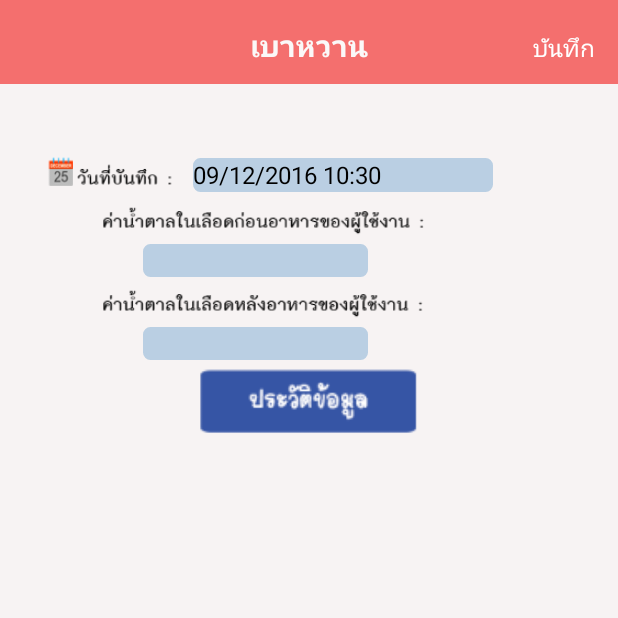
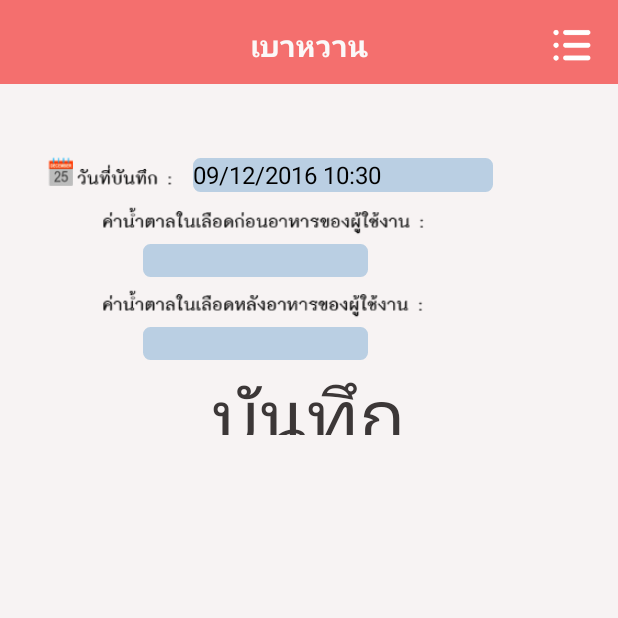
Before and after one commit to jirapornpraneet/AppHappyHealthy, an Android app: the Diabetes screen opened directly, with no data from a screen before it, on a phone screen of 412 x 824 dp, the top half of it. Run offline under Robolectric (Android 15) with nearby library versions, the phone set to English and light mode, and no system bars; libraries missing offline, so code that uses them is left out: com.squareup.okhttp; 2 statements that could not run were skipped.

Commit message:
DesignHis

```diff
--- a/app/src/main/java/com/example/nut/happyhealthy/DisplayDisease.java
+++ b/app/src/main/java/com/example/nut/happyhealthy/DisplayDisease.java
@@ -16,8 +16,8 @@ public class DisplayDisease extends AppCompatActivity {
     SQLiteDatabase db;
     MyDatabase myDatabase;
     //**Explicit
-    private TextView TV_D_Date,TV_D_Time,TV_D_CostSugarBefore,TV_D_CostSugarAfter,TV_D_LevelBefore,TV_D_LevelAfter;
-    private String  str_D_Date,str_D_Time,intCostSugarBefore,intCostSugarAfter,tv_D_LevelBefore,tv_D_LevelAfter ;
+    private TextView TV_D_Date,TV_D_CostSugarBefore,TV_D_CostSugarAfter,TV_D_LevelBefore,TV_D_LevelAfter;
+    private String  str_D_Date,intCostSugarBefore,intCostSugarAfter,tv_D_LevelBefore,tv_D_LevelAfter ;
 
 
 
@@ -54,7 +54,6 @@ public class DisplayDisease extends AppCompatActivity {
 
         cursor.close();
         TV_D_Date.setText(str_D_Date);
-        TV_D_Time.setText(str_D_Time);
         TV_D_CostSugarBefore.setText(intCostSugarBefore);
         TV_D_CostSugarAfter.setText(intCostSugarAfter);
         TV_D_LevelBefore.setText(tv_D_LevelBefore);
@@ -102,7 +101,6 @@ public class DisplayDisease extends AppCompatActivity {
     private void bindWidget() {
 
         TV_D_Date = (TextView) findViewById(R.id.tv_D_Date);
-        TV_D_Time = (TextView) findViewById(R.id.tv_D_Time);
         TV_D_CostSugarBefore = (TextView) findViewById(R.id.tv_D_CostSugarBefore);
         TV_D_CostSugarAfter = (TextView) findViewById(R.id.tv_D_CostSugarAfter);
         TV_D_LevelBefore = (TextView) findViewById(R.id.tv_D_LevelBefore);
--- a/app/src/main/java/com/example/nut/happyhealthy/DisplayKidney.java
+++ b/app/src/main/java/com/example/nut/happyhealthy/DisplayKidney.java
@@ -16,8 +16,8 @@ public class DisplayKidney extends AppCompatActivity {
     MyDatabase myDatabase;
 
     //Explicit
-    private TextView TV_K_Date,TV_K_Time,TV_K_CostGFR,TV_K_LevelCostGFR;
-    private String  str_K_Date,str_K_Time,intCostGFR,tv_K_LevelCostGFR;
+    private TextView TV_K_Date,TV_K_CostGFR,TV_K_LevelCostGFR;
+    private String  str_K_Date,intCostGFR,tv_K_LevelCostGFR;
 
 
     @Override
@@ -50,7 +50,6 @@ public class DisplayKidney extends AppCompatActivity {
 
         cursor.close();
         TV_K_Date.setText(str_K_Date);
-        TV_K_Time.setText(str_K_Time);
         TV_K_CostGFR.setText(intCostGFR);
         TV_K_LevelCostGFR.setText(tv_K_LevelCostGFR);
 
@@ -79,7 +78,6 @@ public class DisplayKidney extends AppCompatActivity {
     private void bindWidget() {
 
         TV_K_Date = (TextView) findViewById(R.id.tv_K_Date);
-        TV_K_Time = (TextView) findViewById(R.id.tv_K_Time);
         TV_K_CostGFR = (TextView) findViewById(R.id.tv_K_CostGFR);
         TV_K_LevelCostGFR = (TextView) findViewById(R.id.tv_K_LevelCostGFR);
 
--- a/app/src/main/java/com/example/nut/happyhealthy/DisplayPressure.java
+++ b/app/src/main/java/com/example/nut/happyhealthy/DisplayPressure.java
@@ -17,8 +17,8 @@ public class DisplayPressure extends AppCompatActivity {
 
 
     //Explicit
-    private TextView TV_P_Date,TV_P_Time,TV_P_CostPressureDown,TV_P_CostPressureTop,TV_P_LevelDown,TV_P_LevelTop;
-    private String  str_P_Date,str_P_Time,intCostPressureDown,intCostPressureTop,tv_P_LevelDown,tv_P_LevelTop ;
+    private TextView TV_P_Date,TV_P_CostPressureDown,TV_P_CostPressureTop,TV_P_LevelDown,TV_P_LevelTop;
+    private String  str_P_Date,intCostPressureDown,intCostPressureTop,tv_P_LevelDown,tv_P_LevelTop ;
 
     @Override
     protected void onCreate(Bundle savedInstanceState) {
@@ -55,7 +55,6 @@ public class DisplayPressure extends AppCompatActivity {
 
         cursor.close();
         TV_P_Date.setText(str_P_Date);
-        TV_P_Time.setText(str_P_Time);
         TV_P_CostPressureDown.setText(intCostPressureDown);
         TV_P_CostPressureTop.setText(intCostPressureTop);
         TV_P_LevelDown.setText(tv_P_LevelDown);
@@ -115,7 +114,6 @@ public class DisplayPressure extends AppCompatActivity {
     private void bindWidget() {
 
         TV_P_Date = (TextView) findViewById(R.id.tv_P_Date);
-        TV_P_Time = (TextView) findViewById(R.id.tv_P_Time);
         TV_P_CostPressureDown = (TextView) findViewById(R.id.tv_P_CostPressureDown);
         TV_P_CostPressureTop = (TextView) findViewById(R.id.tv_P_CostPressureTop);
         TV_P_LevelDown = (TextView) findViewById(R.id.tv_P_LevelDown);
--- a/app/src/main/res/layout/activity_diabetes.xml
+++ b/app/src/main/res/layout/activity_diabetes.xml
@@ -30,28 +30,25 @@
         android:textStyle="bold"
         android:textColor="#fbf8f8" />
 
-    <TextView
-        android:layout_width="wrap_content"
-        android:layout_height="wrap_content"
-        android:text="บันทึก"
-        android:id="@+id/savedatauser"
-        android:layout_centerHorizontal="true"
-        android:layout_marginTop="20dp"
-        android:textSize="16dp"
+
+    <ImageView
+        android:layout_width="30dp"
+        android:layout_height="30dp"
+        android:id="@+id/imageView26"
+        android:src="@drawable/listhistory"
+        android:onClick="ClickHistoryDiabetes"
+        android:layout_marginTop="15dp"
         android:layout_alignParentRight="true"
-        android:layout_alignParentLeft="false"
-        android:textColor="#ffffff"
-        android:layout_marginRight="15dp"
-        android:onClick="ClickDisLevelsSugar"/>
-
+        android:layout_marginRight="15dp" />
 
     <LinearLayout
         android:orientation="vertical"
         android:layout_width="match_parent"
-        android:layout_height="280dp"
+        android:layout_height="200dp"
         android:layout_marginLeft="15dp"
         android:layout_marginRight="15dp"
-        android:layout_marginTop="90dp">
+        android:layout_marginTop="90dp"
+        android:weightSum="1">
 
         <LinearLayout
             android:orientation="horizontal"
@@ -151,21 +148,18 @@
                 android:layout_marginLeft="80dp" />
         </LinearLayout>
 
-        <LinearLayout
-            android:orientation="horizontal"
-            android:layout_width="match_parent"
-            android:layout_height="match_parent">
-
-            <ImageView
-                android:layout_width="match_parent"
-                android:layout_height="45dp"
-                android:id="@+id/imageView26"
-                android:src="@drawable/button"
-                android:layout_weight="1"
-                android:layout_marginTop="5dp"
-                android:onClick="ClickHistoryDiabetes" />
-
-        </LinearLayout>
+        <TextView
+            android:layout_width="wrap_content"
+            android:layout_height="match_parent"
+            android:text="บันทึก"
+            android:id="@+id/savedatauser"
+            android:layout_centerHorizontal="true"
+            android:textSize="50dp"
+            android:layout_alignParentRight="false"
+            android:layout_alignParentLeft="false"
+            android:textColor="#3c3737"
+            android:onClick="ClickDisLevelsSugar"
+            android:layout_gravity="center_horizontal" />
 
     </LinearLayout>
 
```
Also changed, not shown: app/src/main/res/layout/activity_display_disease.xml (+0 -25 lines), app/src/main/res/layout/activity_display_kidney.xml (+0 -24 lines), app/src/main/res/layout/activity_display_pressure.xml (+0 -24 lines), app/src/main/res/layout/activity_history_diabetes.xml (+13 -9 lines), app/src/main/res/layout/activity_history_kidney.xml (+15 -9 lines), app/src/main/res/layout/activity_history_pressure.xml (+13 -9 lines), app/src/main/res/layout/activity_intro_healthy.xml (+0 -11 lines), app/src/main/res/layout/activity_kidney.xml (+23 -27 lines), app/src/main/res/layout/activity_pressure.xml (+22 -37 lines), app/src/main/res/layout/history_diabetes.xml (+0 -12 lines), app/src/main/res/layout/history_kidney.xml (+0 -12 lines), app/src/main/res/layout/history_pressure.xml (+0 -12 lines), app/src/main/res/drawable-hdpi/listhistory.png (added), app/src/main/res/drawable-xhdpi/history.png (deleted).
